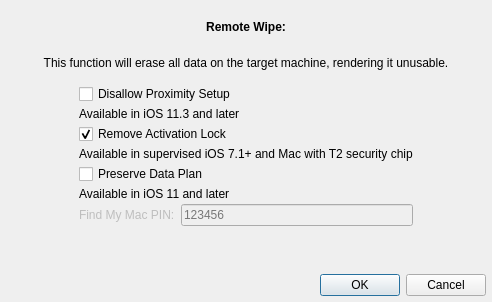
This is FWAdminLib/RemoteWipeDlg.ui in fw-dev/translations as Qt 5 draws it before an edit. The edited form follows.
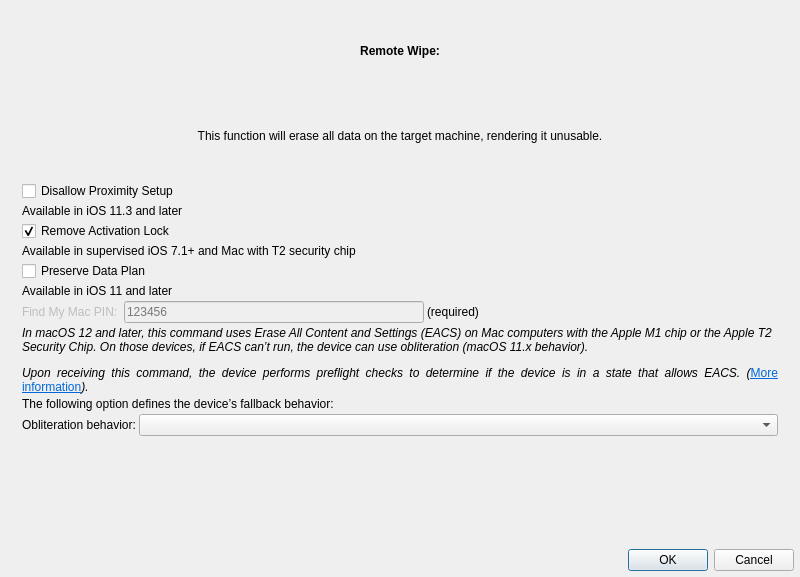
This is the edited form.

What changed in the file:
```diff
--- a/FWAdminLib/RemoteWipeDlg.ui
+++ b/FWAdminLib/RemoteWipeDlg.ui
@@ -6,14 +6,26 @@
    <rect>
     <x>0</x>
     <y>0</y>
-    <width>492</width>
-    <height>302</height>
+    <width>800</width>
+    <height>577</height>
    </rect>
   </property>
+  <property name="sizePolicy">
+   <sizepolicy hsizetype="MinimumExpanding" vsizetype="Preferred">
+    <horstretch>0</horstretch>
+    <verstretch>0</verstretch>
+   </sizepolicy>
+  </property>
+  <property name="minimumSize">
+   <size>
+    <width>800</width>
+    <height>0</height>
+   </size>
+  </property>
   <property name="windowTitle">
    <string>Remote Wipe</string>
   </property>
-  <layout class="QVBoxLayout" name="verticalLayout_3">
+  <layout class="QVBoxLayout" name="verticalLayout_3" stretch="1,0">
    <property name="leftMargin">
     <number>6</number>
    </property>
@@ -67,7 +79,7 @@
       </widget>
      </item>
      <item>
-      <layout class="QHBoxLayout" name="horizontalLayout_4">
+      <layout class="QHBoxLayout" name="horizontalLayout_4" stretch="0,1,0">
        <item>
         <spacer name="horizontalSpacer_2">
          <property name="orientation">
@@ -75,7 +87,7 @@
          </property>
          <property name="sizeHint" stdset="0">
           <size>
-           <width>40</width>
+           <width>10</width>
            <height>20</height>
           </size>
          </property>
@@ -168,6 +180,77 @@
              </property>
             </widget>
            </item>
+           <item>
+            <widget class="QLabel" name="label">
+             <property name="text">
+              <string>(required)</string>
+             </property>
+            </widget>
+           </item>
+           <item>
+            <spacer name="horizontalSpacer_4">
+             <property name="orientation">
+              <enum>Qt::Horizontal</enum>
+             </property>
+             <property name="sizeHint" stdset="0">
+              <size>
+               <width>40</width>
+               <height>20</height>
+              </size>
+             </property>
+            </spacer>
+           </item>
+          </layout>
+         </item>
+         <item>
+          <widget class="QLabel" name="labelObliterationBehaviorHeader">
+           <property name="text">
+            <string>&lt;html&gt;&lt;head/&gt;&lt;body&gt;&lt;p&gt;&lt;span style=&quot; font-style:italic;&quot;&gt;In macOS 12 and later, this command uses Erase All Content and Settings (EACS) on Mac computers with the Apple M1 chip or the Apple T2 Security Chip. On those devices, if EACS can’t run, the device can use obliteration (macOS 11.x behavior). &lt;/span&gt;&lt;/p&gt;&lt;p align=&quot;justify&quot;&gt;&lt;span style=&quot; font-style:italic;&quot;&gt;Upon receiving this command, the device performs preflight checks to determine if the device is in a state that allows EACS. (&lt;/span&gt;&lt;a href=&quot;https://kb.filewave.com/pages/viewpage.action?pageId=55543547&quot;&gt;&lt;span style=&quot; text-decoration: underline; color:#0068da;&quot;&gt;More information&lt;/span&gt;&lt;/a&gt;&lt;span style=&quot; font-style:italic;&quot;&gt;).&lt;/span&gt;&lt;/p&gt;&lt;/body&gt;&lt;/html&gt;</string>
+           </property>
+           <property name="wordWrap">
+            <bool>true</bool>
+           </property>
+           <property name="openExternalLinks">
+            <bool>true</bool>
+           </property>
+          </widget>
+         </item>
+         <item>
+          <widget class="QLabel" name="labelObliterationDetails">
+           <property name="text">
+            <string>The following option defines the device’s fallback behavior:</string>
+           </property>
+          </widget>
+         </item>
+         <item>
+          <layout class="QGridLayout" name="gridLayoutObliterationBehavior" rowstretch="0,0" columnstretch="0,0">
+           <item row="0" column="0">
+            <widget class="QLabel" name="labelObliterationBehavior">
+             <property name="text">
+              <string>Obliteration behavior:</string>
+             </property>
+            </widget>
+           </item>
+           <item row="0" column="1">
+            <widget class="QComboBox" name="comboBoxObliterationBehavior">
+             <property name="sizePolicy">
+              <sizepolicy hsizetype="Expanding" vsizetype="Fixed">
+               <horstretch>0</horstretch>
+               <verstretch>0</verstretch>
+              </sizepolicy>
+             </property>
+            </widget>
+           </item>
+           <item row="1" column="0" colspan="2">
+            <widget class="QLabel" name="lTip_obliterationBehavior">
+             <property name="text">
+              <string/>
+             </property>
+             <property name="wordWrap">
+              <bool>true</bool>
+             </property>
+            </widget>
+           </item>
           </layout>
          </item>
         </layout>
@@ -179,7 +262,7 @@
          </property>
          <property name="sizeHint" stdset="0">
           <size>
-           <width>40</width>
+           <width>10</width>
            <height>20</height>
           </size>
          </property>
```
Left out of the diff: 2 changed lines with no effect on the pictures.
